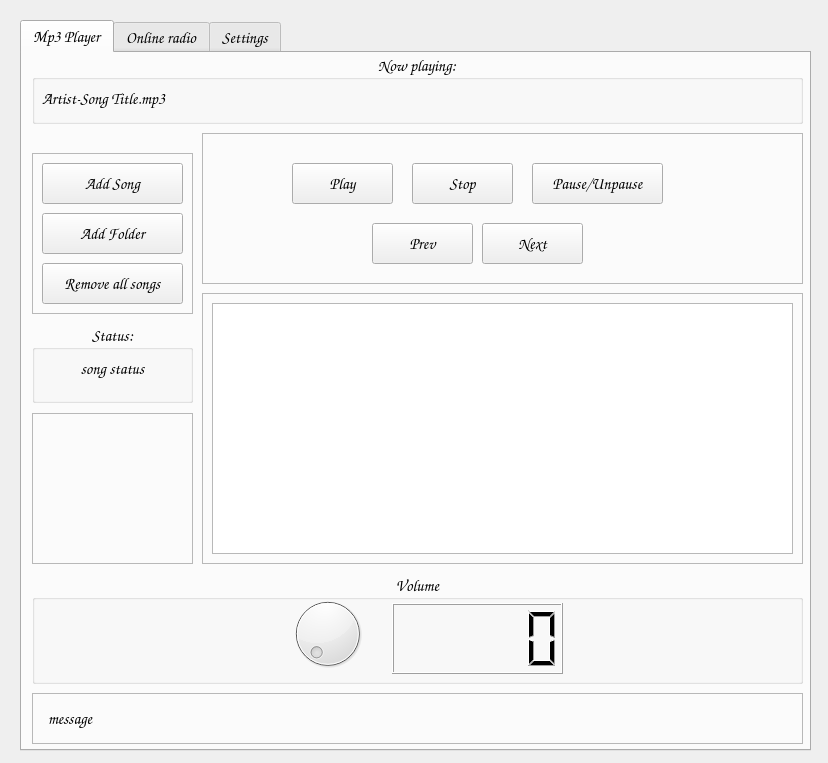
This is App_main/UI/player_ui.ui in piotrekgelert/radio-mp3-player as Qt 5 draws it before an edit. The edited form follows.
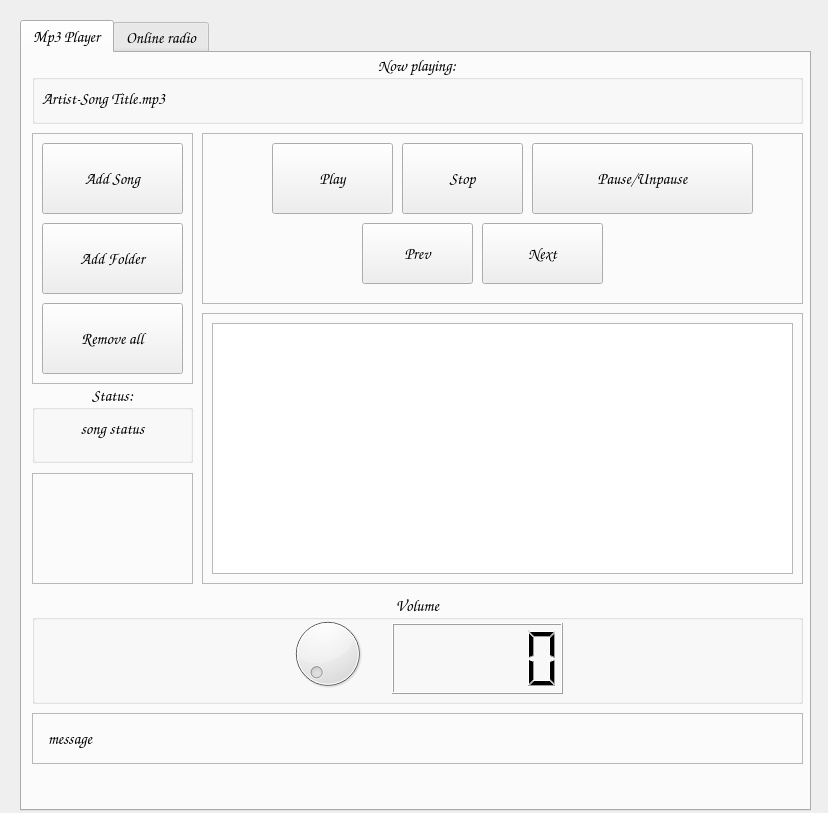
This is the edited form. The open tabs and pages were chosen to show the change. Icons and pictures are not drawn.

Commit message: add icons to the app update readme

The edit to the form file:
```diff
--- a/App_main/UI/player_ui.ui
+++ b/App_main/UI/player_ui.ui
@@ -7,7 +7,7 @@
     <x>0</x>
     <y>0</y>
     <width>828</width>
-    <height>763</height>
+    <height>813</height>
    </rect>
   </property>
   <property name="font">
@@ -26,14 +26,20 @@
       <x>20</x>
       <y>20</y>
       <width>791</width>
-      <height>731</height>
+      <height>791</height>
      </rect>
     </property>
     <property name="tabPosition">
      <enum>QTabWidget::North</enum>
     </property>
     <property name="currentIndex">
-     <number>1</number>
+     <number>0</number>
+    </property>
+    <property name="iconSize">
+     <size>
+      <width>117</width>
+      <height>64</height>
+     </size>
     </property>
     <widget class="QWidget" name="tb_player">
      <attribute name="title">
@@ -72,9 +78,9 @@
       <property name="geometry">
        <rect>
         <x>10</x>
-        <y>100</y>
+        <y>80</y>
         <width>161</width>
-        <height>161</height>
+        <height>251</height>
        </rect>
       </property>
       <property name="frameShape">
@@ -87,14 +93,20 @@
        <property name="geometry">
         <rect>
          <x>10</x>
-         <y>60</y>
+         <y>90</y>
          <width>141</width>
-         <height>41</height>
+         <height>71</height>
         </rect>
        </property>
        <property name="text">
         <string>Add Folder</string>
        </property>
+       <property name="iconSize">
+        <size>
+         <width>49</width>
+         <height>64</height>
+        </size>
+       </property>
       </widget>
       <widget class="QPushButton" name="pb_add_file">
        <property name="geometry">
@@ -102,24 +114,36 @@
          <x>10</x>
          <y>10</y>
          <width>141</width>
-         <height>41</height>
+         <height>71</height>
         </rect>
        </property>
        <property name="text">
         <string>Add Song</string>
        </property>
+       <property name="iconSize">
+        <size>
+         <width>56</width>
+         <height>64</height>
+        </size>
+       </property>
       </widget>
       <widget class="QPushButton" name="pb_remove_all">
        <property name="geometry">
         <rect>
          <x>10</x>
-         <y>110</y>
+         <y>170</y>
          <width>141</width>
-         <height>41</height>
+         <height>71</height>
         </rect>
        </property>
        <property name="text">
-        <string>Remove all songs</string>
+        <string>Remove all</string>
+       </property>
+       <property name="iconSize">
+        <size>
+         <width>50</width>
+         <height>64</height>
+        </size>
        </property>
       </widget>
      </widget>
@@ -127,7 +151,7 @@
       <property name="geometry">
        <rect>
         <x>10</x>
-        <y>270</y>
+        <y>330</y>
         <width>161</width>
         <height>80</height>
        </rect>
@@ -161,7 +185,7 @@
         <x>180</x>
         <y>80</y>
         <width>601</width>
-        <height>151</height>
+        <height>171</height>
        </rect>
       </property>
       <property name="frameShape">
@@ -173,76 +197,106 @@
       <widget class="QPushButton" name="pb_start">
        <property name="geometry">
         <rect>
-         <x>90</x>
-         <y>30</y>
-         <width>101</width>
-         <height>41</height>
+         <x>70</x>
+         <y>10</y>
+         <width>121</width>
+         <height>71</height>
         </rect>
        </property>
        <property name="text">
         <string>Play</string>
        </property>
+       <property name="iconSize">
+        <size>
+         <width>64</width>
+         <height>64</height>
+        </size>
+       </property>
       </widget>
       <widget class="QPushButton" name="pb_pause">
        <property name="geometry">
         <rect>
          <x>330</x>
-         <y>30</y>
-         <width>131</width>
-         <height>41</height>
+         <y>10</y>
+         <width>221</width>
+         <height>71</height>
         </rect>
        </property>
        <property name="text">
         <string>Pause/Unpause</string>
        </property>
+       <property name="iconSize">
+        <size>
+         <width>89</width>
+         <height>64</height>
+        </size>
+       </property>
       </widget>
       <widget class="QPushButton" name="pb_stop">
        <property name="geometry">
         <rect>
-         <x>210</x>
-         <y>30</y>
-         <width>101</width>
-         <height>41</height>
+         <x>200</x>
+         <y>10</y>
+         <width>121</width>
+         <height>71</height>
         </rect>
        </property>
        <property name="text">
         <string>Stop</string>
        </property>
+       <property name="iconSize">
+        <size>
+         <width>64</width>
+         <height>64</height>
+        </size>
+       </property>
       </widget>
       <widget class="QPushButton" name="pb_previous">
        <property name="geometry">
         <rect>
-         <x>170</x>
+         <x>160</x>
          <y>90</y>
-         <width>101</width>
-         <height>41</height>
+         <width>111</width>
+         <height>61</height>
         </rect>
        </property>
        <property name="text">
         <string>Prev</string>
        </property>
+       <property name="iconSize">
+        <size>
+         <width>63</width>
+         <height>53</height>
+        </size>
+       </property>
       </widget>
       <widget class="QPushButton" name="pb_next">
        <property name="geometry">
         <rect>
          <x>280</x>
          <y>90</y>
-         <width>101</width>
-         <height>41</height>
+         <width>121</width>
+         <height>61</height>
         </rect>
        </property>
        <property name="text">
         <string>Next</string>
        </property>
+       <property name="iconSize">
+        <size>
+         <width>64</width>
+         <height>54</height>
+        </size>
+       </property>
       </widget>
      </widget>
      <widget class="QFrame" name="fr_empty">
       <property name="geometry">
        <rect>
         <x>10</x>
-        <y>360</y>
+        <y>420</y>
         <width>161</width>
-        <height>151</height>
+        <height>111</height>
        </rect>
       </property>
       <property name="frameShape">
@@ -256,7 +310,7 @@
       <property name="geometry">
        <rect>
         <x>180</x>
-        <y>240</y>
+        <y>260</y>
         <width>601</width>
         <height>271</height>
        </rect>
@@ -282,7 +336,7 @@
       <property name="geometry">
        <rect>
         <x>10</x>
-        <y>640</y>
+        <y>660</y>
         <width>771</width>
         <height>51</height>
        </rect>
@@ -311,7 +365,7 @@
       <property name="geometry">
        <rect>
         <x>10</x>
-        <y>520</y>
+        <y>540</y>
         <width>771</width>
         <height>111</height>
        </rect>
@@ -947,11 +1001,6 @@
       </widget>
      </widget>
     </widget>
-    <widget class="QWidget" name="tb_settings">
-     <attribute name="title">
-      <string>Settings</string>
-     </attribute>
-    </widget>
    </widget>
   </widget>
  </widget>
```
Left out of the diff: 34 changed lines with no effect on the pictures. The commit also changes 15 other files.
